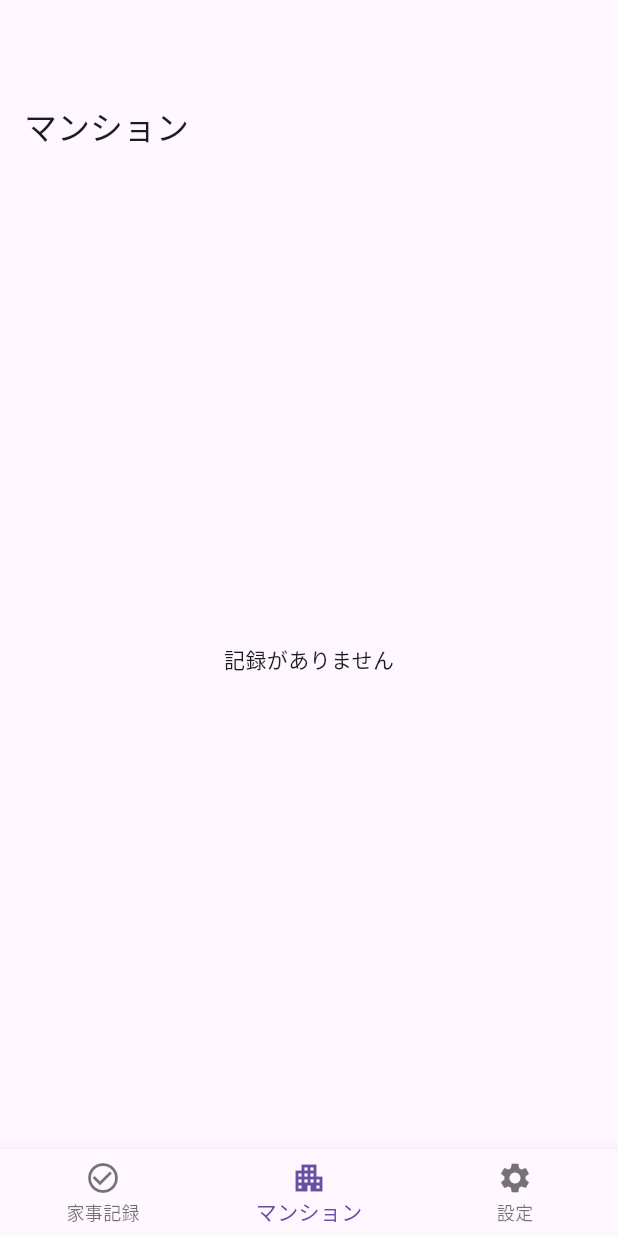
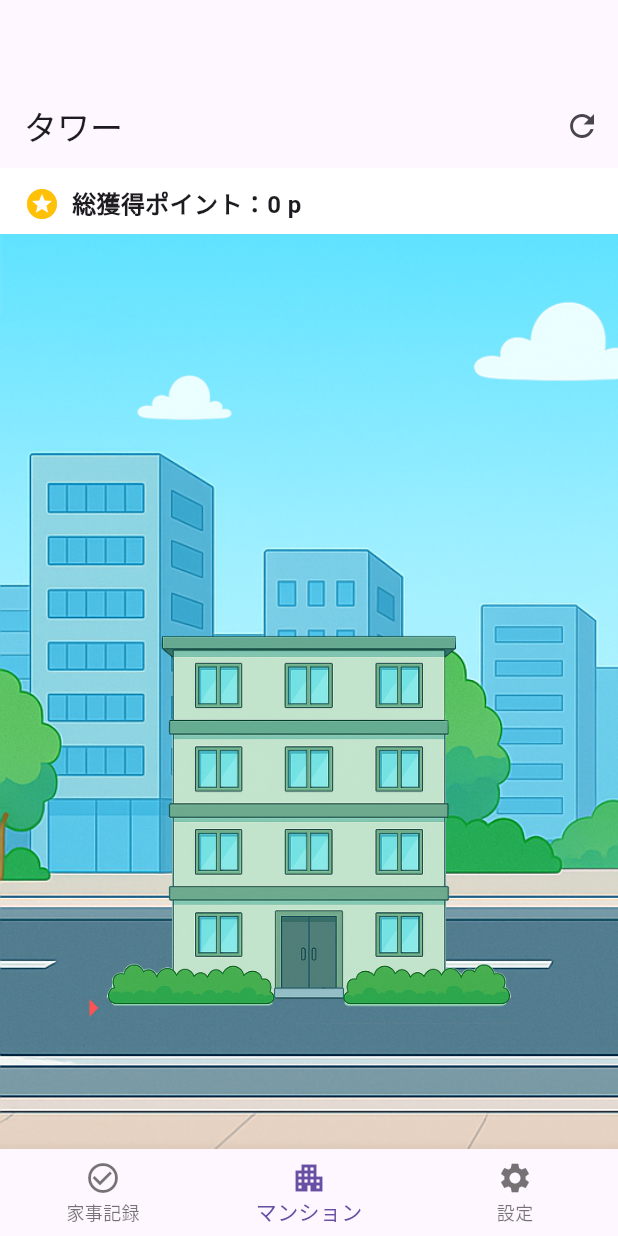
Before and after one commit to YugoHino/kaji_tower, a Flutter app: the screen it shows after launch, item 2 of the bottom bar chosen, on a phone screen of 412 x 824 dp. Run offline on Flutter 3.47's test engine with Material 3 defaults, Android fonts, the phone set to English and light mode, and no system bars; our stand-ins replace shared_preferences.

Commit message:
アパート画面にポイント表示機能を追加し、背景画像と建物画像を追加

```diff
--- a/lib/screens/apartment_screen.dart
+++ b/lib/screens/apartment_screen.dart
@@ -1,135 +1,248 @@
+import 'dart:convert';
+
 import 'package:flutter/material.dart';
-import 'package:provider/provider.dart';
-import '../models/chore_store.dart';
+import 'package:shared_preferences/shared_preferences.dart';
 
-class ApartmentScreen extends StatelessWidget {
+class ApartmentScreen extends StatefulWidget {
   const ApartmentScreen({super.key});
 
   @override
+  State<ApartmentScreen> createState() => _ApartmentScreenState();
+}
+
+class _ApartmentScreenState extends State<ApartmentScreen> {
+  static const String _prefsKey = 'chore_logs_v1';
+
+  final ScrollController _scrollController = ScrollController();
+
+  // 表示レイアウト用定数
+  final double _worldWidthFactor = 3.0; // 画面幅の何倍をキャンバス幅にするか
+  final double _canvasMinHeight = 620; // キャンバスの最低高さ（背景を fitHeight する）
+  final double _groundBottom = 16; // 背景の「地面」に相当する下の余白
+  final double _buildingBottom = 24; // 建物画像を地面からどれだけ上に置くか
+  final double _buildingHeight = 420; // 建物表示の高さ（5階想定）
+  final double _buildingWidth = 280; // 建物の概算横幅（レイアウト計算に使用）
+  final double _arrowSize = 28;
+  final double _arrowLeftGap = 18; // 矢印を建物の左に少し離して置く
+
+  int _totalPoints = 0;
+
+  // 現在の建物(0=1st,1=2nd,2=3rd)と階(1..5)
+  int _currentBuilding = 0;
+  int _currentFloor = 1;
+
+  bool _didInitialJump = false;
+
+  @override
+  void initState() {
+    super.initState();
+    _loadTotalPoints();
+  }
+
+  Future<void> _loadTotalPoints() async {
+    final prefs = await SharedPreferences.getInstance();
+    final list = prefs.getStringList(_prefsKey) ?? const <String>[];
+    int sum = 0;
+    for (final s in list) {
+      try {
+        final m = json.decode(s) as Map<String, dynamic>;
+        final c = m['count'];
+        if (c is int) {
+          sum += c;
+        } else {
+          sum += int.tryParse('$c') ?? 0;
+        }
+      } catch (_) {
+        // ignore malformed
+      }
+    }
+    setState(() {
+      _totalPoints = sum;
+      _computeProgress();
+    });
+    // 初期位置へスクロール
+    WidgetsBinding.instance.addPostFrameCallback((_) {
+      _jumpToCurrentBuildingIfNeeded();
+    });
+  }
+
+  // 100ptごとに1階、5階まで行ったら次の建物へ
+  // 0〜100=1F, 101〜200=2F, ..., 401〜500=5F, 501〜600=2nd 1F ...
+  void _computeProgress() {
+    final p = _totalPoints;
+    int stage;
+    if (p <= 100) {
+      stage = 0; // 1st 1F
+    } else {
+      stage = ((p - 1) ~/ 100); // 101〜200 => 1, 201〜300 => 2, ...
+    }
+    final floorsPerBuilding = 5;
+    int b = stage ~/ floorsPerBuilding; // 0-based building index
+    int f = (stage % floorsPerBuilding) + 1; // 1..5
+
+    // 建物は 0..2 にクランプ（3棟）
+    if (b < 0) b = 0;
+    if (b > 2) b = 2;
+
+    _currentBuilding = b;
+    _currentFloor = f;
+  }
+
+  void _jumpToCurrentBuildingIfNeeded() {
+    if (_didInitialJump || !_scrollController.hasClients) return;
+
+    final screenW = MediaQuery.of(context).size.width;
+    final worldW = screenW * _worldWidthFactor;
+
+    final positions = _buildingLeftPositions(worldW);
+    final left = positions[_currentBuilding];
+    final centerX = left + (_buildingWidth / 2);
+    final target = (centerX - screenW / 2).clamp(
+      0.0,
+      _scrollController.position.maxScrollExtent,
+    );
+
+    _scrollController.jumpTo(target);
+    _didInitialJump = true;
+  }
+
+  List<double> _buildingLeftPositions(double worldW) {
+    // 1/6, 3/6, 5/6 の位置に建物の中心を置く → left は中心 - 幅/2
+    final centers = <double>[
+      worldW * (1 / 6),
+      worldW * (3 / 6),
+      worldW * (5 / 6),
+    ];
+    return centers.map((cx) => cx - _buildingWidth / 2).toList(growable: false);
+  }
+
+  @override
   Widget build(BuildContext context) {
-    final store = context.watch<ChoreStore>();
-    final counts = store.getAllCounts();
+    final screenW = MediaQuery.of(context).size.width;
+    final canvasH = MediaQuery.of(
+      context,
+    ).size.height.clamp(_canvasMinHeight, double.infinity);
+    final worldW = screenW * _worldWidthFactor;
+
+    final buildingLefts = _buildingLeftPositions(worldW);
+
+    // 矢印のY（下基準）: 各階は建物高さを5分割し、その中央付近に配置
+    double floorCenterFromBottom(int floor) {
+      // floor: 1..5
+      final floorH = _buildingHeight / 5;
+      return _buildingBottom + (floor - 0.5) * floorH;
+    }
 
     return Scaffold(
-      appBar: AppBar(title: const Text('マンション')),
-      body: counts.isEmpty
-          ? const Center(child: Text('記録がありません'))
-          : ListView(
-              children: counts.entries.map((e) {
-                return ListTile(
-                  title: Text(e.key),
-                  trailing: Text('${e.value}'),
-                );
-              }).toList(),
+      backgroundColor: Colors.white,
+      appBar: AppBar(
+        title: const Text('タワー'),
+        actions: [
+          IconButton(
+            onPressed: _loadTotalPoints,
+            icon: const Icon(Icons.refresh),
+            tooltip: '再読み込み',
+          ),
+        ],
+      ),
+      body: Column(
+        children: [
+          // 上部に総獲得ポイント表示
+          Padding(
+            padding: const EdgeInsets.fromLTRB(16, 12, 16, 8),
+            child: Row(
+              children: [
+                const Icon(Icons.stars, color: Colors.amber),
+                const SizedBox(width: 8),
+                Text(
+                  '総獲得ポイント：$_totalPoints p',
+                  style: const TextStyle(
+                    fontSize: 16,
+                    fontWeight: FontWeight.w600,
+                  ),
+                ),
+              ],
             ),
+          ),
+          Expanded(
+            child: SingleChildScrollView(
+              controller: _scrollController,
+              scrollDirection: Axis.horizontal,
+              child: SizedBox(
+                width: worldW,
+                height: canvasH.toDouble(),
+                child: Stack(
+                  clipBehavior: Clip.none,
+                  children: [
+                    // 背景（下揃えで横スクロールに追従）
+                    Positioned.fill(
+                      child: Align(
+                        alignment: Alignment.bottomLeft,
+                        child: Image.asset(
+                          'assets/images/kaji_local_town_bg.png',
+                          height: canvasH.toDouble() - _groundBottom,
+                          fit: BoxFit.fitHeight,
+                          alignment: Alignment.bottomLeft,
+                        ),
+                      ),
+                    ),
+
+                    // 1st/2nd/3rd を地面から一定距離に均等配置
+                    Positioned(
+                      left: buildingLefts[0],
+                      bottom: _buildingBottom,
+                      child: Image.asset(
+                        'assets/images/kaji_local_town_1st.png',
+                        width: _buildingWidth,
+                        height: _buildingHeight,
+                        fit: BoxFit.contain,
+                        alignment: Alignment.bottomCenter,
+                      ),
+                    ),
+                    Positioned(
+                      left: buildingLefts[1],
+                      bottom: _buildingBottom,
+                      child: Image.asset(
+                        'assets/images/kaji_local_town_2nd.png',
+                        width: _buildingWidth,
+                        height: _buildingHeight,
+                        fit: BoxFit.contain,
+                        alignment: Alignment.bottomCenter,
+                      ),
+                    ),
+                    Positioned(
+                      left: buildingLefts[2],
+                      bottom: _buildingBottom,
+                      child: Image.asset(
+                        'assets/images/kaji_local_town_3rd.png',
+                        width: _buildingWidth,
+                        height: _buildingHeight,
+                        fit: BoxFit.contain,
+                        alignment: Alignment.bottomCenter,
+                      ),
+                    ),
+
+                    // ポイントに応じた矢印（建物の左側、該当階の高さ）
+                    Positioned(
+                      left: (buildingLefts[_currentBuilding] - _arrowLeftGap)
+                          .clamp(0.0, worldW),
+                      bottom: floorCenterFromBottom(_currentFloor),
+                      child: Transform.translate(
+                        offset: const Offset(0, -14), // 見た目微調整
+                        child: Icon(
+                          Icons.arrow_right,
+                          color: Colors.redAccent,
+                          size: _arrowSize,
+                        ),
+                      ),
+                    ),
+                  ],
+                ),
+              ),
+            ),
+          ),
+        ],
+      ),
     );
   }
 }
-// import 'package:flutter/material.dart';
-
-// class ApartmentScreen extends StatefulWidget {
-//   const ApartmentScreen({super.key});
-
-//   @override
-//   State<ApartmentScreen> createState() => _ApartmentScreenState();
-// }
-
-// class _ApartmentScreenState extends State<ApartmentScreen> {
-//   // TODO: This should be managed by a central state management solution
-//   int _totalPoints = 120;
-//   int _currentFloor = 3;
-//   int _totalFloors = 5;
-
-//   @override
-//   Widget build(BuildContext context) {
-//     return Scaffold(
-//       body: Padding(
-//         padding: const EdgeInsets.all(16.0),
-//         child: Column(
-//           crossAxisAlignment: CrossAxisAlignment.stretch,
-//           children: [
-//             // Total Points Display
-//             Card(
-//               child: Padding(
-//                 padding: const EdgeInsets.all(16.0),
-//                 child: Column(
-//                   children: [
-//                     Text(
-//                       '総獲得ポイント',
-//                       style: Theme.of(context).textTheme.headlineSmall,
-//                     ),
-//                     const SizedBox(height: 8),
-//                     Text(
-//                       '$_totalPoints P',
-//                       style: Theme.of(context)
-//                           .textTheme
-//                           .headlineMedium
-//                           ?.copyWith(fontWeight: FontWeight.bold),
-//                     ),
-//                   ],
-//                 ),
-//               ),
-//             ),
-//             const SizedBox(height: 24),
-
-//             // Apartment Display
-//             Expanded(
-//               child: Column(
-//                 children: [
-//                   Text(
-//                     '地方都市ステージ',
-//                     style: Theme.of(context).textTheme.headlineSmall,
-//                   ),
-//                   const SizedBox(height: 8),
-//                   Text(
-//                     '$_currentFloor / $_totalFloors 階',
-//                     style: Theme.of(context).textTheme.titleLarge,
-//                   ),
-//                   const SizedBox(height: 16),
-//                   Expanded(
-//                     child: _buildApartment(),
-//                   ),
-//                 ],
-//               ),
-//             ),
-//           ],
-//         ),
-//       ),
-//     );
-//   }
-
-//   Widget _buildApartment() {
-//     return ListView.builder(
-//       reverse: true, // Start from the bottom floor
-//       itemCount: _totalFloors,
-//       itemBuilder: (context, index) {
-//         final floor = index + 1;
-//         final isCurrentFloor = floor == _currentFloor;
-//         final isClearedFloor = floor < _currentFloor;
-
-//         return Container(
-//           margin: const EdgeInsets.symmetric(vertical: 4, horizontal: 32),
-//           height: 50,
-//           decoration: BoxDecoration(
-//             color: isCurrentFloor
-//                 ? Colors.amber[700]
-//                 : isClearedFloor
-//                     ? Colors.blueGrey[300]
-//                     : Colors.blueGrey[800],
-//             border: Border.all(color: Colors.black),
-//             borderRadius: BorderRadius.circular(4),
-//           ),
-//           child: Center(
-//             child: Text(
-//               '$floor階',
-//               style: TextStyle(
-//                 color: isCurrentFloor ? Colors.black : Colors.white,
-//                 fontWeight: FontWeight.bold,
-//               ),
-//             ),
-//           ),
-//         );
-//       },
-//     );
-//   }
-// }
```
Also changed, not shown: lib/screens/chore_logging_screen.dart (+34 -39 lines), pubspec.yaml (+6 -5 lines), assets/images/kaji_local_town_1st.png (added), assets/images/kaji_local_town_2nd.png (added), assets/images/kaji_local_town_3rd.png (added), assets/images/kaji_local_town_bg.png (added).
